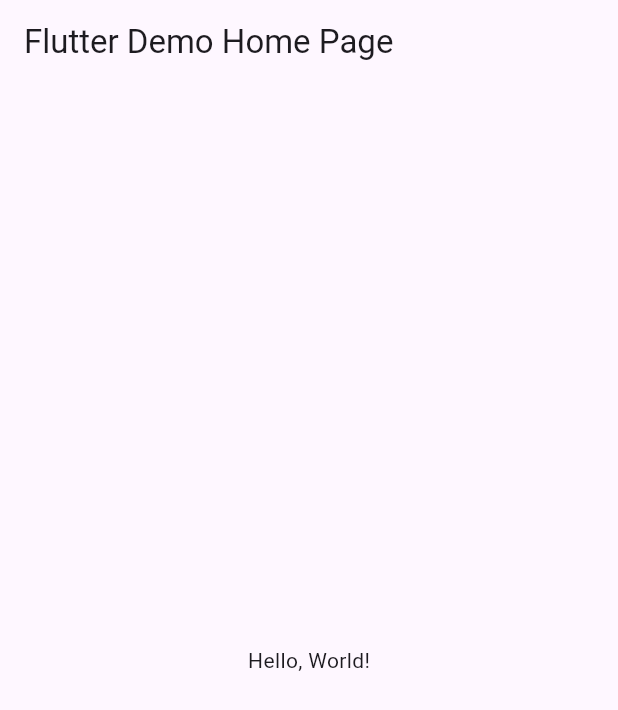
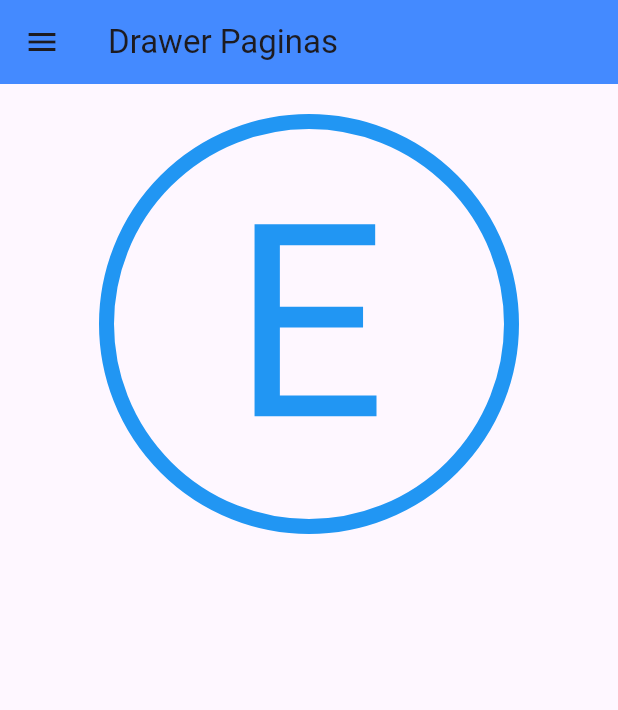
Before and after one commit to EdgarM128/UII_A3_Drawerpaginas, a Flutter app: the screen it shows after launch, on a phone screen of 412 x 824 dp. Shown: the top 710 px of the screen. Run offline on Flutter 3.47's test engine with Material 3 defaults, Android fonts, the phone set to English and light mode, and no system bars.

```diff
--- /dev/null
+++ b/lib/dashboard.dart
@@ -0,0 +1,33 @@
+import 'package:flutter/material.dart';
+
+class DashboardPage extends StatelessWidget {
+  @override
+  Widget build(BuildContext context) {
+    return Container(
+      child: Center(
+          child: (Align(
+        alignment: Alignment.topCenter,
+        child: Container(
+          margin: const EdgeInsets.only(top: 20),
+          decoration: BoxDecoration(
+            shape: BoxShape.circle,
+            border: Border.all(
+              color: Colors.blue,
+              width: 10,
+            ),
+          ),
+          width: 280,
+          height: 280,
+          alignment: Alignment.center,
+          child: const Text(
+            'E',
+            style: TextStyle(
+              fontSize: 180,
+              color: Colors.blue,
+            ),
+          ),
+        ),
+      ))),
+    );
+  }
+}
--- a/lib/main.dart
+++ b/lib/main.dart
@@ -1,43 +1,174 @@
 import 'package:flutter/material.dart';
 
-void main() => runApp(MyApp());
+import 'package:merazdrawer/privacy_policy.dart';
+import 'package:merazdrawer/send_feedback.dart';
+import 'package:merazdrawer/settings.dart';
+import 'contacts.dart';
+import 'dashboard.dart';
+import 'events.dart';
+import 'my_drawer_header.dart';
+import 'notes.dart';
+import 'notifications.dart';
+
+void main() {
+  runApp(MyApp());
+}
 
 class MyApp extends StatelessWidget {
-  const MyApp({super.key});
-  // This widget is the root of your application.
+  const MyApp({Key? key}) : super(key: key);
   @override
   Widget build(BuildContext context) {
     return MaterialApp(
-      // Application name
-      title: 'Flutter Hello World',
-      // Application theme data, you can set the colors for the application as
-      // you want
-      theme: ThemeData(
-        // useMaterial3: false,
-        primarySwatch: Colors.blue,
-      ),
-      // A widget which will be started on application startup
-      home: MyHomePage(title: 'Flutter Demo Home Page'),
+      debugShowCheckedModeBanner: false,
+      home: HomePage(),
     );
   }
 }
+//s9s9s9s  rrrrrrr
 
-class MyHomePage extends StatelessWidget {
-  final String title;
-  const MyHomePage({super.key, required this.title});
+class HomePage extends StatefulWidget {
+  const HomePage({Key? key}) : super(key: key);
+  @override
+  _HomePageState createState() => _HomePageState();
+}
+
+class _HomePageState extends State<HomePage> {
+  var currentPage = DrawerSections.dashboard;
 
   @override
   Widget build(BuildContext context) {
+    var container;
+    if (currentPage == DrawerSections.dashboard) {
+      container = DashboardPage();
+    } else if (currentPage == DrawerSections.contacts) {
+      container = ContactsPage();
+    } else if (currentPage == DrawerSections.events) {
+      container = EventsPage();
+    } else if (currentPage == DrawerSections.notes) {
+      container = NotesPage();
+    } else if (currentPage == DrawerSections.settings) {
+      container = SettingsPage();
+    } else if (currentPage == DrawerSections.notifications) {
+      container = NotificationsPage();
+    } else if (currentPage == DrawerSections.privacy_policy) {
+      container = PrivacyPolicyPage();
+    } else if (currentPage == DrawerSections.send_feedback) {
+      container = SendFeedbackPage();
+    }
     return Scaffold(
       appBar: AppBar(
-        // The title text which will be shown on the action bar
-        title: Text(title),
+        backgroundColor: Colors.blueAccent,
+        title: Text("Drawer Paginas"),
       ),
-      body: Center(
-        child: Text(
-          'Hello, World!',
+      body: container,
+      drawer: Drawer(
+        child: SingleChildScrollView(
+          child: Container(
+            child: Column(
+              children: [
+                MyHeaderDrawer(),
+                MyDrawerList(),
+              ],
+            ),
+          ),
+        ),
+      ),
+    );
+  }
+
+  Widget MyDrawerList() {
+    return Container(
+      padding: EdgeInsets.only(
+        top: 15,
+      ),
+      child: Column(
+        // shows the list of menu drawer
+        children: [
+          menuItem(1, "Aterrizaje", Icons.place_outlined,
+              currentPage == DrawerSections.dashboard ? true : false),
+          menuItem(2, "Contacto", Icons.people_alt_outlined,
+              currentPage == DrawerSections.contacts ? true : false),
+          menuItem(3, "Header redondeado", Icons.headset_rounded,
+              currentPage == DrawerSections.events ? true : false),
+          menuItem(4, "Container degradado", Icons.connecting_airports,
+              currentPage == DrawerSections.notes ? true : false),
+          Divider(),
+          menuItem(5, "Esquinas redondeadas(algunas)", Icons.train,
+              currentPage == DrawerSections.settings ? true : false),
+          menuItem(6, "Container hijo con padding", Icons.child_care_outlined,
+              currentPage == DrawerSections.notifications ? true : false),
+          Divider(),
+          menuItem(7, "container hijo", Icons.child_friendly,
+              currentPage == DrawerSections.privacy_policy ? true : false),
+          menuItem(8, "shape", Icons.circle,
+              currentPage == DrawerSections.send_feedback ? true : false),
+        ],
+      ),
+    );
+  }
+
+  Widget menuItem(int id, String title, IconData icon, bool selected) {
+    return Material(
+      color: selected ? Colors.grey[300] : Colors.transparent,
+      child: InkWell(
+        onTap: () {
+          Navigator.pop(context);
+          setState(() {
+            if (id == 1) {
+              currentPage = DrawerSections.dashboard;
+            } else if (id == 2) {
+              currentPage = DrawerSections.contacts;
+            } else if (id == 3) {
+              currentPage = DrawerSections.events;
+            } else if (id == 4) {
+              currentPage = DrawerSections.notes;
+            } else if (id == 5) {
+              currentPage = DrawerSections.settings;
+            } else if (id == 6) {
+              currentPage = DrawerSections.notifications;
+            } else if (id == 7) {
+              currentPage = DrawerSections.privacy_policy;
+            } else if (id == 8) {
+              currentPage = DrawerSections.send_feedback;
+            }
+          });
+        },
+        child: Padding(
+          padding: EdgeInsets.all(15.0),
+          child: Row(
+            children: [
+              Expanded(
+                child: Icon(
+                  icon,
+                  size: 20,
+                  color: Colors.black,
+                ),
+              ),
+              Expanded(
+                flex: 3,
+                child: Text(
+                  title,
+                  style: TextStyle(
+                    color: Colors.black,
+                    fontSize: 16,
+                  ),
+                ),
+              ),
+            ],
+          ),
         ),
       ),
     );
   }
 }
+
+enum DrawerSections {
+  dashboard,
+  contacts,
+  events,
+  notes,
+  settings,
+  notifications,
+  privacy_policy,
+  send_feedback,
+}
--- a/pubspec.yaml
+++ b/pubspec.yaml
@@ -17,9 +17,9 @@ dev_dependencies:
 
 flutter:
   uses-material-design: true
-  # assets:
-  #  - images/a_dot_burr.jpeg
-  #  - images/a_dot_ham.jpeg
+  assets:
+    - assets/images/profile.jpg
+    - assets/
   # fonts:
   #   - family: Schyler
   #     fonts:
```
Also changed, not shown: lib/contacts.dart (added, +84 -0 lines), lib/events.dart (added, +44 -0 lines), lib/my_drawer_header.dart (added, +44 -0 lines), lib/notes.dart (added, +46 -0 lines), lib/notifications.dart (added, +41 -0 lines), lib/privacy_policy.dart (added, +42 -0 lines), lib/send_feedback.dart (added, +34 -0 lines), lib/settings.dart (added, +47 -0 lines), assets/avatar.jpg (added), assets/images/profile.jpg (added).
